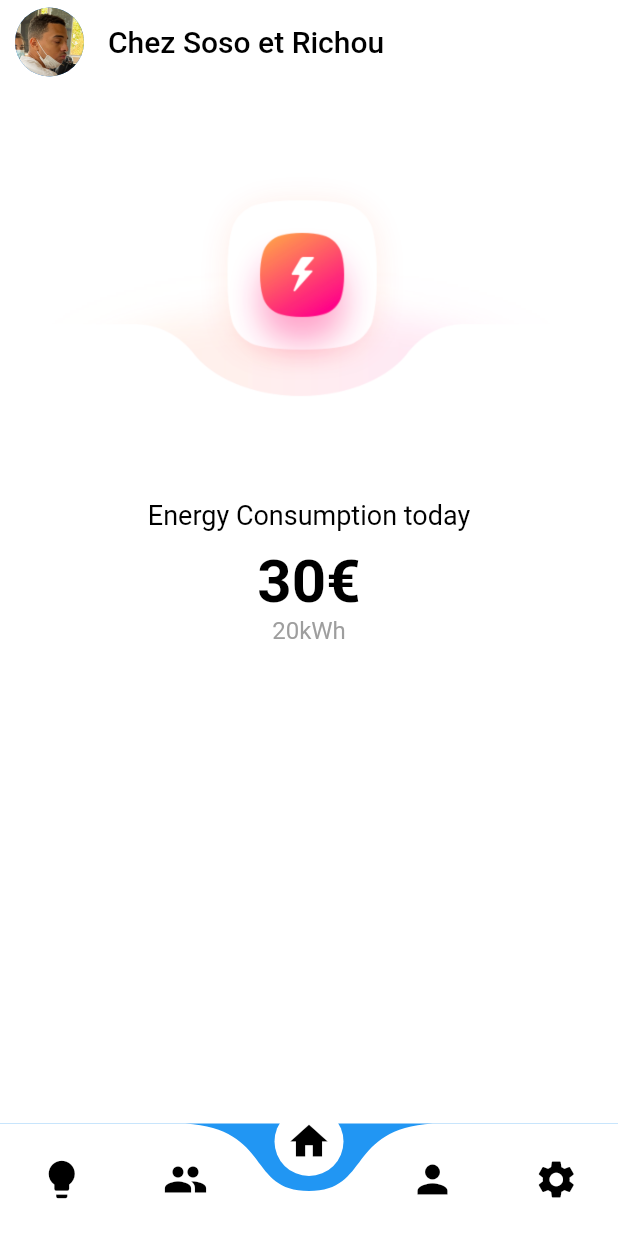
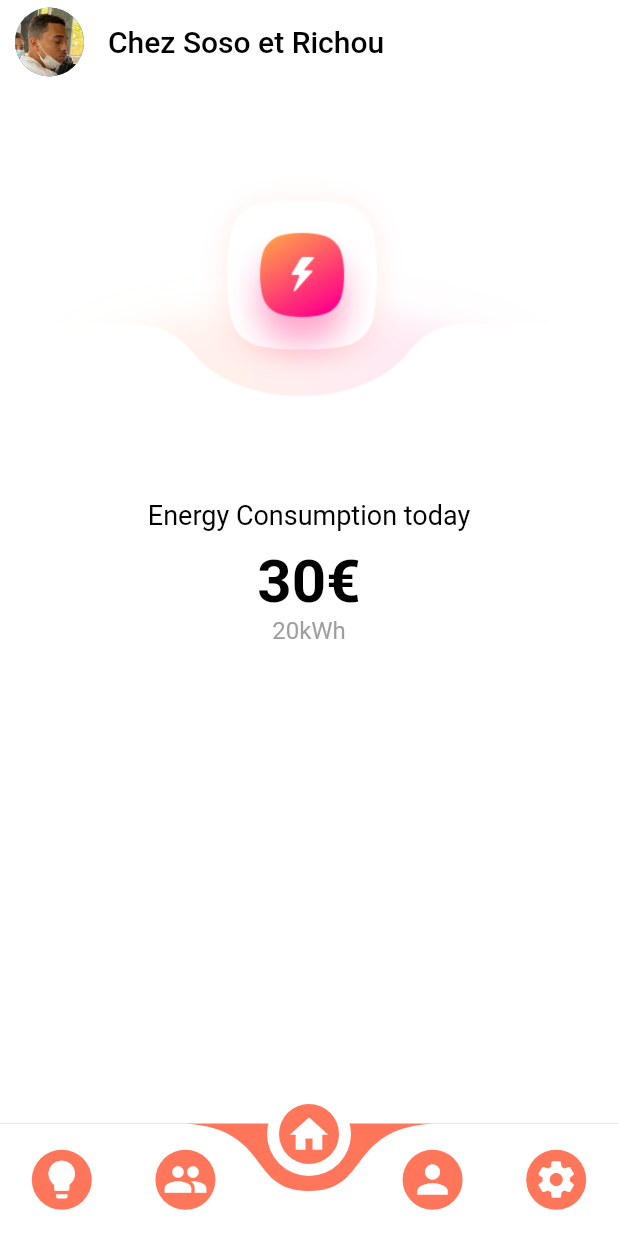
Before and after one commit to Monest-eco/MN-mobile, a Flutter app: the screen it shows after launch, on a phone screen of 412 x 824 dp. Run offline on Flutter 3.47's test engine with Material 2 defaults, Android fonts, the phone set to English and light mode, and no system bars; drawn by our look-alikes of curved_navigation_bar.

Commit message:
[feat/change_navbar] change color on navbar

```diff
--- a/lib/main.dart
+++ b/lib/main.dart
@@ -106,34 +106,49 @@
         ],
       ),
       bottomNavigationBar: (ResponsiveWidget.isLargeScreen(context)) ? null : CurvedNavigationBar(
-        backgroundColor: Colors.blue,
+        backgroundColor: const Color(0xffff765b),
         index: 2,
         items: const <Widget>[
-          Icon(
+          CircleAvatar(
+            backgroundColor: Color(0xffff765b),
+            child: Icon(
               Icons.lightbulb,
               size: 30,
-            color: Colors.black,
+              color: Colors.white,
             ),
-          Icon(
+          ),
+          CircleAvatar(
+            backgroundColor: Color(0xffff765b),
+            child: Icon(
               Icons.people,
               size: 30,
-            color: Colors.black,
+              color: Colors.white,
             ),
-          Icon(
+          ),
+          CircleAvatar(
+            backgroundColor: Color(0xffff765b),
+            child: Icon(
               Icons.home,
               size: 30,
-            color: Colors.black,
+              color: Colors.white,
             ),
-          Icon(
+          ),
+          CircleAvatar(
+            backgroundColor: Color(0xffff765b),
+            child: Icon(
               Icons.person,
               size: 30,
-            color: Colors.black,
+              color: Colors.white,
             ),
-          Icon(
+          ),
+          CircleAvatar(
+            backgroundColor: Color(0xffff765b),
+            child: Icon(
               Icons.settings,
               size: 30,
-            color: Colors.black,
+              color: Colors.white,
             ),
+          )
         ],
       ),
     );
```
Lines whose indentation alone changed are shown as unchanged.
